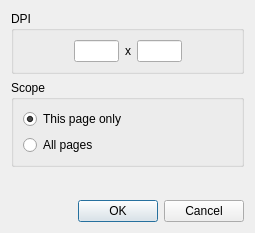
Old version of the form filters/output/ui/OutputChangeDpiDialog.ui in the repository ImageProcessing-ElectronicPublications/scantailor-deviant.
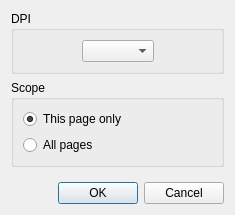
New version of the form.

Commit message: Remove support for asymmetric (horizontal != vertical) output DPI.

The edit to the form file:
```diff
--- a/filters/output/ui/OutputChangeDpiDialog.ui
+++ b/filters/output/ui/OutputChangeDpiDialog.ui
@@ -5,8 +5,8 @@
    <rect>
     <x>0</x>
     <y>0</y>
-    <width>255</width>
-    <height>233</height>
+    <width>235</width>
+    <height>215</height>
    </rect>
   </property>
   <property name="windowTitle" >
@@ -26,47 +26,27 @@
         </property>
         <property name="sizeHint" stdset="0" >
          <size>
-          <width>40</width>
+          <width>0</width>
           <height>20</height>
          </size>
         </property>
        </spacer>
       </item>
       <item>
-       <widget class="QLineEdit" name="xDpi" >
-        <property name="maximumSize" >
-         <size>
-          <width>45</width>
-          <height>16777215</height>
-         </size>
+       <widget class="QComboBox" name="dpiSelector" >
+        <property name="duplicatesEnabled" >
+         <bool>true</bool>
         </property>
        </widget>
       </item>
       <item>
-       <widget class="QLabel" name="label" >
-        <property name="text" >
-         <string>x</string>
-        </property>
-       </widget>
-      </item>
-      <item>
-       <widget class="QLineEdit" name="yDpi" >
-        <property name="maximumSize" >
-         <size>
-          <width>45</width>
-          <height>16777215</height>
-         </size>
-        </property>
-       </widget>
-      </item>
-      <item>
-       <spacer name="horizontalSpacer_2" >
+       <spacer name="horizontalSpacer_4" >
         <property name="orientation" >
          <enum>Qt::Horizontal</enum>
         </property>
         <property name="sizeHint" stdset="0" >
          <size>
-          <width>40</width>
+          <width>0</width>
           <height>20</height>
          </size>
         </property>
@@ -109,7 +89,7 @@
      <property name="sizeHint" stdset="0" >
       <size>
        <width>20</width>
-       <height>40</height>
+       <height>1</height>
       </size>
      </property>
     </spacer>
```
Left out of the diff: 4 changed lines with no effect on the pictures. The commit also changes 3 other files.
